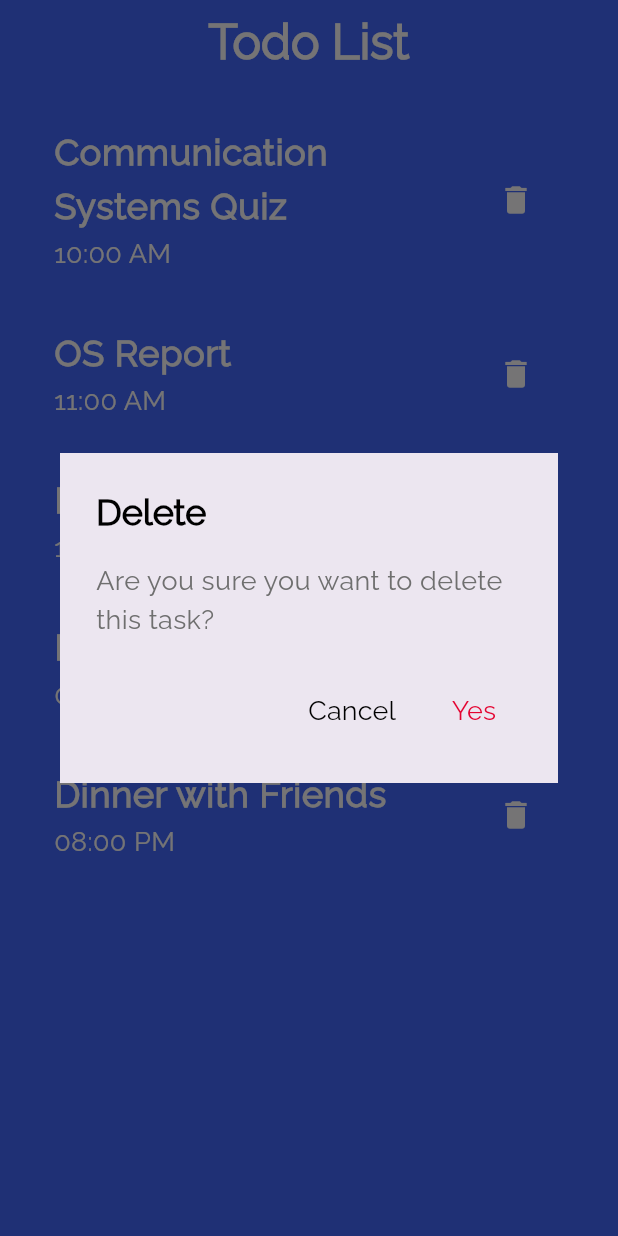
After one commit to Z-Ash0/Cis_Week2_task2.2, a Flutter app: the screen it shows after launch, after a tap on the "delete" icon, on a phone screen of 412 x 824 dp. The commit adds this screen. Run offline on Flutter 3.47's test engine with Material 3 defaults, Android fonts, the phone set to English and light mode, and no system bars.

Commit message:
Refactoring the code and handling the IndexOutOfRange exception

```diff
--- /dev/null
+++ b/lib/feautures/homePage/presentation/widgets/delete_alert_widget.dart
@@ -0,0 +1,49 @@
+import 'package:flutter/material.dart';
+import 'package:task2p2_w2/core/utils/app_colors.dart';
+import 'package:task2p2_w2/core/utils/app_strings.dart';
+import 'package:task2p2_w2/core/utils/app_text_styles.dart';
+
+class DeleteAlertWidget extends StatelessWidget {
+  const DeleteAlertWidget({super.key, required this.onRemove});
+  final VoidCallback onRemove;
+
+  @override
+  Widget build(BuildContext context) {
+    return AlertDialog(
+      shape: const LinearBorder(),
+      title: Text(
+        AppStrings.delete,
+        style: AppTextStyles.fontSize24BoldRalewayWhite
+            .copyWith(color: AppColors.blackColor),
+      ),
+      content: Text(
+        AppStrings.deleteTask,
+        style: AppTextStyles.fontSize18RalewayWhite
+            .copyWith(color: AppColors.greyColor),
+      ),
+      actions: [
+        TextButton(
+          onPressed: () {
+            Navigator.pop(context);
+          },
+          child: Text(
+            AppStrings.cancel,
+            style: AppTextStyles.fontSize18RalewayWhite
+                .copyWith(color: AppColors.blackColor),
+          ),
+        ),
+        TextButton(
+          onPressed: () {
+            onRemove();
+            Navigator.pop(context);
+          },
+          child: Text(
+            AppStrings.yes,
+            style: AppTextStyles.fontSize18RalewayWhite
+                .copyWith(color: AppColors.redColor),
+          ),
+        ),
+      ],
+    );
+  }
+}
--- a/lib/feautures/homePage/presentation/widgets/task_list_tile.dart
+++ b/lib/feautures/homePage/presentation/widgets/task_list_tile.dart
@@ -1,12 +1,12 @@
 import 'package:flutter/material.dart';
 import 'package:task2p2_w2/core/utils/app_colors.dart';
-import 'package:task2p2_w2/core/utils/app_strings.dart';
 import 'package:task2p2_w2/core/utils/app_text_styles.dart';
+import 'package:task2p2_w2/feautures/homePage/presentation/widgets/delete_alert_widget.dart';
 
 class TaskListTile extends StatefulWidget {
-  const TaskListTile({super.key, required this.tasksList, required this.index});
-  final List<Map<String, dynamic>> tasksList;
-  final int index;
+  const TaskListTile({super.key, required this.task, required this.onRemove});
+  final Map<String, dynamic> task;
+  final VoidCallback onRemove;
 
   @override
   State<TaskListTile> createState() => _TaskListTileState();
@@ -17,11 +17,11 @@ class _TaskListTileState extends State<TaskListTile> {
   Widget build(BuildContext context) {
     return ListTile(
       title: Text(
-        widget.tasksList[widget.index]['title'],
+        widget.task['title'],
         style: AppTextStyles.fontSize24BoldRalewayWhite,
       ),
       subtitle: Text(
-        widget.tasksList[widget.index]['time'],
+        widget.task['time'],
         style: AppTextStyles.fontSize18RalewayWhite,
       ),
       trailing: IconButton(
@@ -33,44 +33,7 @@ class _TaskListTileState extends State<TaskListTile> {
           showDialog(
               context: context,
               builder: (context) {
-                return AlertDialog(
-                  shape: const LinearBorder(),
-                  title: Text(
-                    AppStrings.delete,
-                    style: AppTextStyles.fontSize24BoldRalewayWhite
-                        .copyWith(color: AppColors.blackColor),
-                  ),
-                  content: Text(
-                    AppStrings.deleteTask,
-                    style: AppTextStyles.fontSize18RalewayWhite
-                        .copyWith(color: AppColors.greyColor),
-                  ),
-                  actions: [
-                    TextButton(
-                      onPressed: () {
-                        Navigator.pop(context);
-                      },
-                      child: Text(
-                        AppStrings.cancel,
-                        style: AppTextStyles.fontSize18RalewayWhite
-                            .copyWith(color: AppColors.blackColor),
-                      ),
-                    ),
-                    TextButton(
-                      onPressed: () {
-                        setState(() {
-                          widget.tasksList.removeAt(widget.index);
-                        });
-                        Navigator.pop(context);
-                      },
-                      child: Text(
-                        AppStrings.yes,
-                        style: AppTextStyles.fontSize18RalewayWhite
-                            .copyWith(color: AppColors.redColor),
-                      ),
-                    ),
-                  ],
-                );
+                return DeleteAlertWidget(onRemove: widget.onRemove);
               });
         },
       ),
--- a/lib/feautures/homePage/presentation/widgets/to_do_list.dart
+++ b/lib/feautures/homePage/presentation/widgets/to_do_list.dart
@@ -2,13 +2,34 @@ import 'package:flutter/material.dart';
 import 'package:task2p2_w2/feautures/homePage/presentation/widgets/task_list_tile.dart';
 
 class ToDoList extends StatefulWidget {
-  const ToDoList({super.key, required this.list});
-  final List<Map<String, dynamic>> list;
+  const ToDoList({super.key});
   @override
   State<ToDoList> createState() => _ToDoListState();
 }
 
 class _ToDoListState extends State<ToDoList> {
+  List<Map<String, dynamic>> tasks = [
+    {
+      'title': 'Communication Systems Quiz',
+      'time': '10:00 AM',
+    },
+    {
+      'title': 'OS Report',
+      'time': '11:00 AM',
+    },
+    {
+      'title': 'Flutter Assignment',
+      'time': '12:00 PM',
+    },
+    {
+      'title': 'Meeting with Client',
+      'time': '02:00 PM',
+    },
+    {
+      'title': 'Dinner with Friends',
+      'time': '08:00 PM',
+    },
+  ];
   @override
   Widget build(BuildContext context) {
     return Padding(
@@ -16,11 +37,15 @@ class _ToDoListState extends State<ToDoList> {
       child: ListView.separated(
         itemBuilder: (context, index) {
           return TaskListTile(
-            tasksList: widget.list,
-            index: index,
+            task: tasks[index],
+            onRemove: () {
+              setState(() {
+                tasks.removeAt(index);
+              });
+            },
           );
         },
-        itemCount: widget.list.length,
+        itemCount: tasks.length,
         separatorBuilder: (BuildContext context, int index) {
           return const Padding(
             padding: EdgeInsets.symmetric(vertical: 10),
--- a/lib/main.dart
+++ b/lib/main.dart
@@ -11,6 +11,7 @@ class Task2P2W2 extends StatelessWidget {
   @override
   Widget build(BuildContext context) {
     return const MaterialApp(
+      debugShowCheckedModeBanner: false,
       home: HomePage(),
     );
   }
```
Also changed, not shown: lib/feautures/homePage/presentation/view/home_page.dart (+1 -24 lines).
